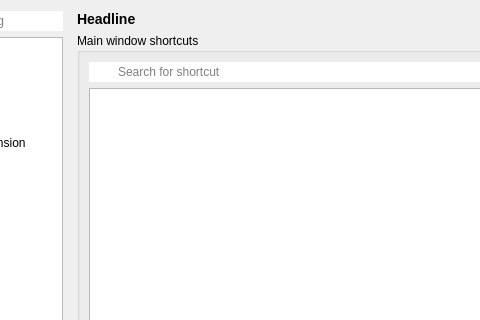
Old version of the form src/dialogs/settingsdialog.ui in the repository pbek/QOwnNotes; both pictures show x 98 to 578 and y 0 to 320 of the 900 by 964 pixel window.
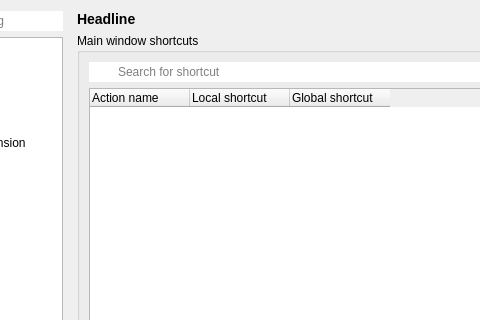
New version of the form. The open tabs and pages were chosen to show the change. Icons and pictures are not drawn. Custom widgets are drawn as their Qt base class.

Commit message: Implement global keyboard shortcuts settings (#44)

```diff
--- a/src/dialogs/settingsdialog.ui
+++ b/src/dialogs/settingsdialog.ui
@@ -3231,20 +3231,22 @@
                 </item>
                 <item>
                  <widget class="QTreeWidget" name="shortcutTreeWidget">
-                  <attribute name="headerVisible">
-                   <bool>false</bool>
-                  </attribute>
                   <attribute name="headerStretchLastSection">
                    <bool>false</bool>
                   </attribute>
                   <column>
                    <property name="text">
-                    <string notr="true">title</string>
+                    <string>Action name</string>
                    </property>
                   </column>
                   <column>
                    <property name="text">
-                    <string notr="true">shortcut</string>
+                    <string>Local shortcut</string>
+                   </property>
+                  </column>
+                  <column>
+                   <property name="text">
+                    <string>Global shortcut</string>
                    </property>
                   </column>
                  </widget>
```
Left out of the diff: 2 changed lines with no effect on the pictures. The commit also changes 67 other files.
